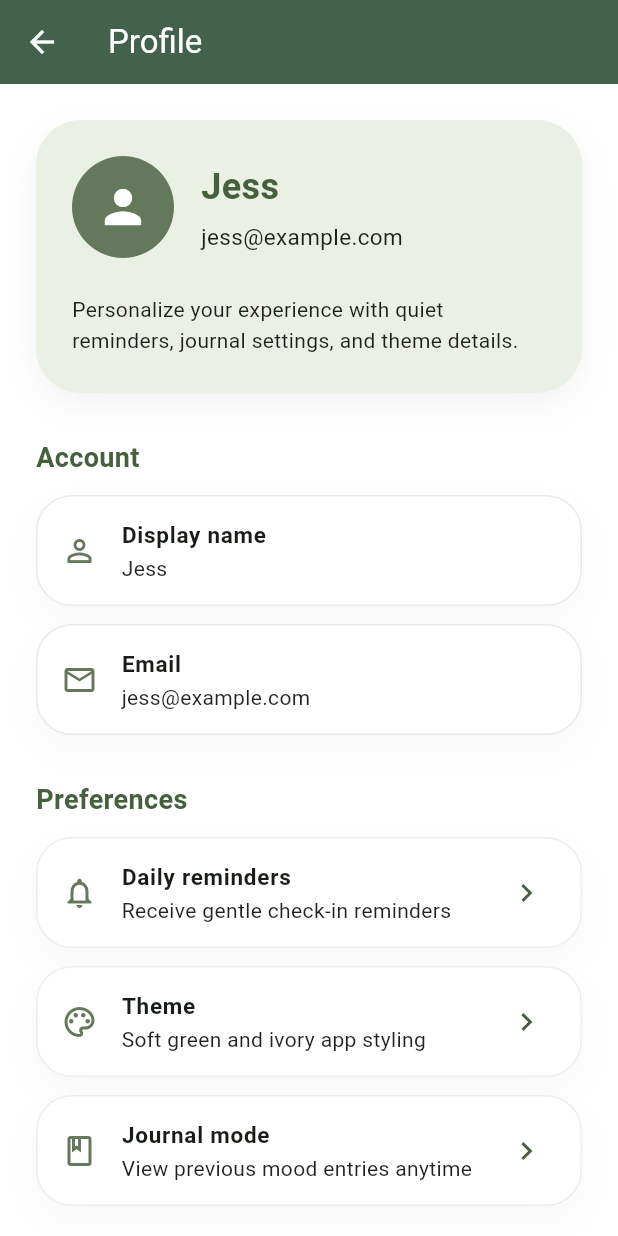
After one commit to khangiguess/hcmut_flutter_mobileApp, a Flutter app: the BottomNavigationBarExample screen opened directly, after a tap on the "account circle" icon, on a phone screen of 412 x 824 dp. The commit adds this screen. Run offline on Flutter 3.47's test engine with Material 3 defaults, Android fonts, the phone set to English and light mode, and no system bars; our stand-ins replace cloud_firestore, firebase_auth, firebase_core, flutter_svg, google_fonts; accounts and stored records are empty.

Commit message:
Profile page

```diff
--- a/hoazen/lib/appBar.dart
+++ b/hoazen/lib/appBar.dart
@@ -3,7 +3,7 @@ import 'package:firebase_core/firebase_core.dart';
 import 'firebase_options.dart';
 import 'package:hoazen/sign_in_up/sign_up.dart';
 import 'package:hoazen/sign_in_up/sign_in.dart';
-
+import 'package:hoazen/setting/profile_page.dart';
 import 'pages/home/flower.dart';
 import 'pages/home/quiz.dart';
 import 'pages/journal/calendar.dart';
@@ -58,6 +58,22 @@ class _BottomNavigationBarExampleState extends State<BottomNavigationBarExample>
       appBar: AppBar(
         toolbarHeight: 140, // Height increased to give spacing for text and dots
         automaticallyImplyLeading: false, // Prevents accidental back arrows
+        actions: [
+          Padding(
+            padding: const EdgeInsets.only(top: 12, right: 12),
+            child: IconButton(
+              onPressed: () => Navigator.of(context).push(
+                MaterialPageRoute(builder: (_) => const ProfilePage()),
+              ),
+              icon: const Icon(
+                Icons.account_circle,
+                size: 32,
+                color: Colors.white,
+              ),
+              tooltip: 'Profile',
+            ),
+          ),
+        ],
         flexibleSpace: ClipRect(
           child: Stack(
             children: [
--- /dev/null
+++ b/hoazen/lib/setting/profile_page.dart
@@ -0,0 +1,202 @@
+import 'package:flutter/material.dart';
+import 'package:hoazen/shared/checkin_common.dart';
+
+class ProfilePage extends StatelessWidget {
+  const ProfilePage({super.key});
+
+  @override
+  Widget build(BuildContext context) {
+    return Scaffold(
+      backgroundColor: Colors.white,
+      appBar: AppBar(
+        title: const Text('Profile'),
+        backgroundColor: const Color(0xFF42624B),
+        foregroundColor: Colors.white,
+        elevation: 0,
+      ),
+      body: SafeArea(
+        child: SingleChildScrollView(
+          padding: const EdgeInsets.symmetric(horizontal: 24, vertical: 24),
+          child: Column(
+            crossAxisAlignment: CrossAxisAlignment.start,
+            children: [
+              Container(
+                width: double.infinity,
+                padding: const EdgeInsets.all(24),
+                decoration: BoxDecoration(
+                  color: ZenColors.mintCard,
+                  borderRadius: BorderRadius.circular(30),
+                  boxShadow: [
+                    BoxShadow(
+                      color: Colors.black.withOpacity(0.05),
+                      blurRadius: 18,
+                      offset: const Offset(0, 8),
+                    ),
+                  ],
+                ),
+                child: Column(
+                  crossAxisAlignment: CrossAxisAlignment.start,
+                  children: [
+                    Row(
+                      children: [
+                        Container(
+                          width: 68,
+                          height: 68,
+                          decoration: BoxDecoration(
+                            shape: BoxShape.circle,
+                            color: ZenColors.headerGreen,
+                          ),
+                          child: const Icon(
+                            Icons.person,
+                            color: Colors.white,
+                            size: 36,
+                          ),
+                        ),
+                        const SizedBox(width: 18),
+                        Expanded(
+                          child: Column(
+                            crossAxisAlignment: CrossAxisAlignment.start,
+                            children: const [
+                              Text(
+                                'Jess',
+                                style: TextStyle(
+                                  color: ZenColors.textGreen,
+                                  fontSize: 24,
+                                  fontWeight: FontWeight.w700,
+                                ),
+                              ),
+                              SizedBox(height: 6),
+                              Text(
+                                'jess@example.com',
+                                style: TextStyle(
+                                  color: Colors.black87,
+                                  fontSize: 15,
+                                ),
+                              ),
+                            ],
+                          ),
+                        ),
+                      ],
+                    ),
+                    const SizedBox(height: 24),
+                    const Text(
+                      'Personalize your experience with quiet reminders, journal settings, and theme details.',
+                      style: TextStyle(
+                        color: Colors.black87,
+                        fontSize: 14,
+                        height: 1.5,
+                      ),
+                    ),
+                  ],
+                ),
+              ),
+              const SizedBox(height: 30),
+              const Text(
+                'Account',
+                style: TextStyle(
+                  color: ZenColors.textGreen,
+                  fontSize: 18,
+                  fontWeight: FontWeight.w700,
+                ),
+              ),
+              const SizedBox(height: 12),
+              _buildInfoCard(
+                icon: Icons.person_outline,
+                title: 'Display name',
+                value: 'Jess',
+              ),
+              const SizedBox(height: 12),
+              _buildInfoCard(
+                icon: Icons.email_outlined,
+                title: 'Email',
+                value: 'jess@example.com',
+              ),
+              const SizedBox(height: 30),
+              const Text(
+                'Preferences',
+                style: TextStyle(
+                  color: ZenColors.textGreen,
+                  fontSize: 18,
+                  fontWeight: FontWeight.w700,
+                ),
+              ),
+              const SizedBox(height: 12),
+              _buildSettingCard(
+                icon: Icons.notifications_none,
+                title: 'Daily reminders',
+                subtitle: 'Receive gentle check-in reminders',
+              ),
+              const SizedBox(height: 12),
+              _buildSettingCard(
+                icon: Icons.palette_outlined,
+                title: 'Theme',
+                subtitle: 'Soft green and ivory app styling',
+              ),
+              const SizedBox(height: 12),
+              _buildSettingCard(
+                icon: Icons.book_outlined,
+                title: 'Journal mode',
+                subtitle: 'View previous mood entries anytime',
+              ),
+            ],
+          ),
+        ),
+      ),
+    );
+  }
+
+  Widget _buildInfoCard({
+    required IconData icon,
+    required String title,
+    required String value,
+  }) {
+    return Container(
+      decoration: BoxDecoration(
+        color: Colors.white,
+        borderRadius: BorderRadius.circular(24),
+        border: Border.all(color: ZenColors.headerGreen.withOpacity(0.15)),
+        boxShadow: [
+          BoxShadow(
+            color: Colors.black.withOpacity(0.03),
+            blurRadius: 18,
+            offset: const Offset(0, 10),
+          ),
+        ],
+      ),
+      child: ListTile(
+        leading: Icon(icon, color: ZenColors.headerGreen),
+        title: Text(title,
+            style: const TextStyle(fontWeight: FontWeight.w600, fontSize: 15)),
+        subtitle: Text(value, style: const TextStyle(color: Colors.black87)),
+      ),
+    );
+  }
+
+  Widget _buildSettingCard({
+    required IconData icon,
+    required String title,
+    required String subtitle,
+  }) {
+    return Container(
+      decoration: BoxDecoration(
+        color: Colors.white,
+        borderRadius: BorderRadius.circular(24),
+        border: Border.all(color: ZenColors.headerGreen.withOpacity(0.12)),
+        boxShadow: [
+          BoxShadow(
+            color: Colors.black.withOpacity(0.03),
+            blurRadius: 18,
+            offset: const Offset(0, 10),
+          ),
+        ],
+      ),
+      child: ListTile(
+        leading: Icon(icon, color: ZenColors.headerGreen),
+        title: Text(title,
+            style: const TextStyle(fontWeight: FontWeight.w600, fontSize: 15)),
+        subtitle: Text(subtitle, style: const TextStyle(color: Colors.black87)),
+        trailing: const Icon(Icons.chevron_right, color: ZenColors.textGreen),
+      ),
+    );
+  }
+}
```
